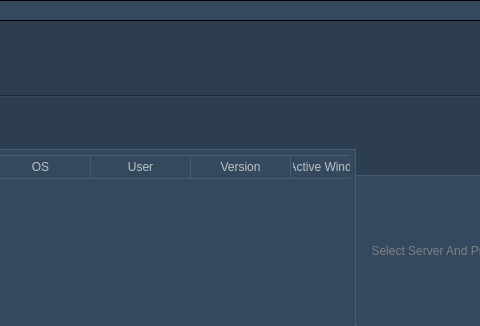
Old version of the form source/gui.ui in the repository 5l1v3r1/Moderat; both pictures show x 370 to 850 and y 0 to 326 of the 994 by 546 pixel window.
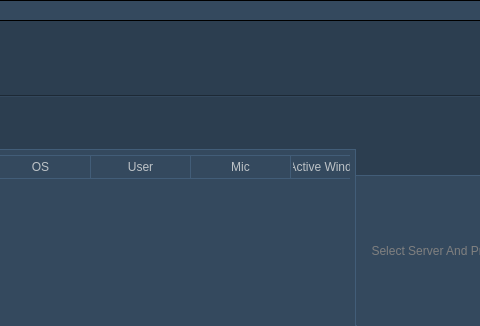
New version of the form. Icons and pictures are not drawn.

What changed in the file:
```diff
--- a/source/gui.ui
+++ b/source/gui.ui
@@ -1063,7 +1063,7 @@
             </column>
             <column>
              <property name="text">
-              <string>Version</string>
+              <string>Mic</string>
              </property>
             </column>
             <column>
```
